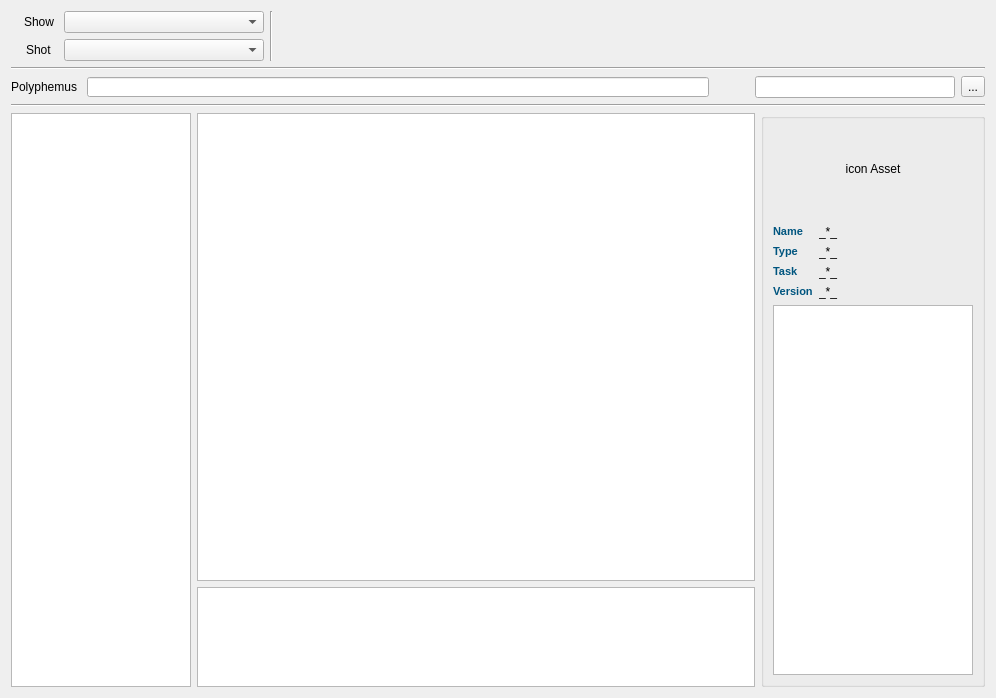
Before: the Qt Designer form Apps/Brontes/View/Brontes_main.ui in geoffroygivry/CyclopsVFX-Unity, drawn with Qt 5.
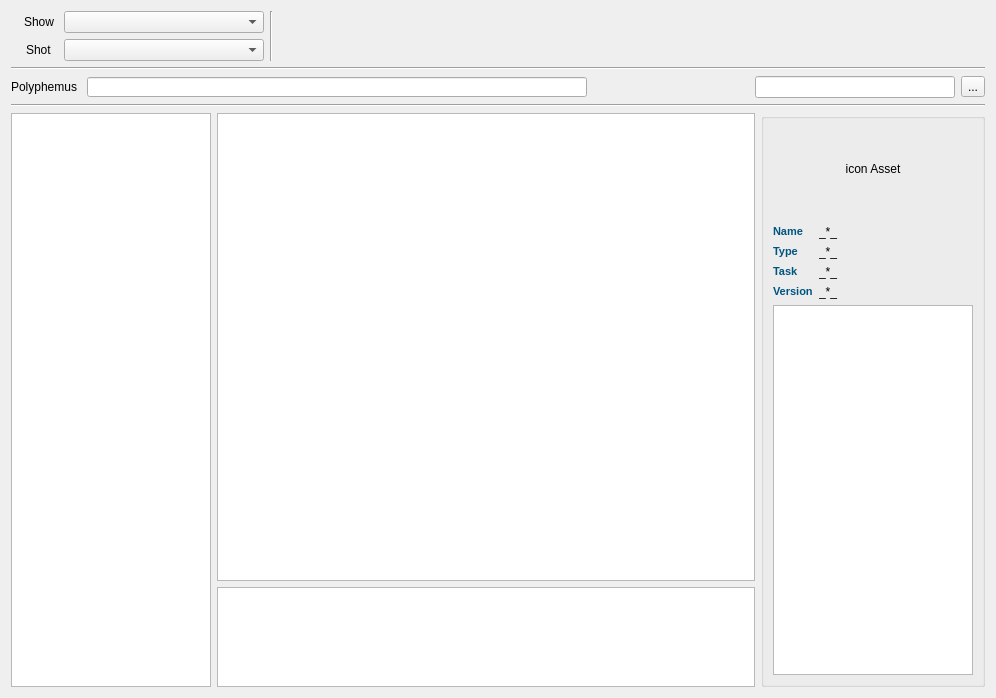
After: the same form once the commit is applied. Icons and pictures are not drawn.

The edit to the form file:
```diff
--- a/Apps/Brontes/View/Brontes_main.ui
+++ b/Apps/Brontes/View/Brontes_main.ui
@@ -146,10 +146,16 @@
       <widget class="QLineEdit" name="poly_lineEdit">
        <property name="sizePolicy">
         <sizepolicy hsizetype="Expanding" vsizetype="Fixed">
-         <horstretch>10</horstretch>
+         <horstretch>0</horstretch>
          <verstretch>0</verstretch>
         </sizepolicy>
        </property>
+       <property name="minimumSize">
+        <size>
+         <width>500</width>
+         <height>0</height>
+        </size>
+       </property>
        <property name="maximumSize">
         <size>
          <width>16777215</width>
@@ -239,7 +245,7 @@
          </property>
          <property name="maximumSize">
           <size>
-           <width>180</width>
+           <width>200</width>
            <height>16777215</height>
           </size>
          </property>
```
Left out of the diff: 16 changed lines with no effect on the pictures.
